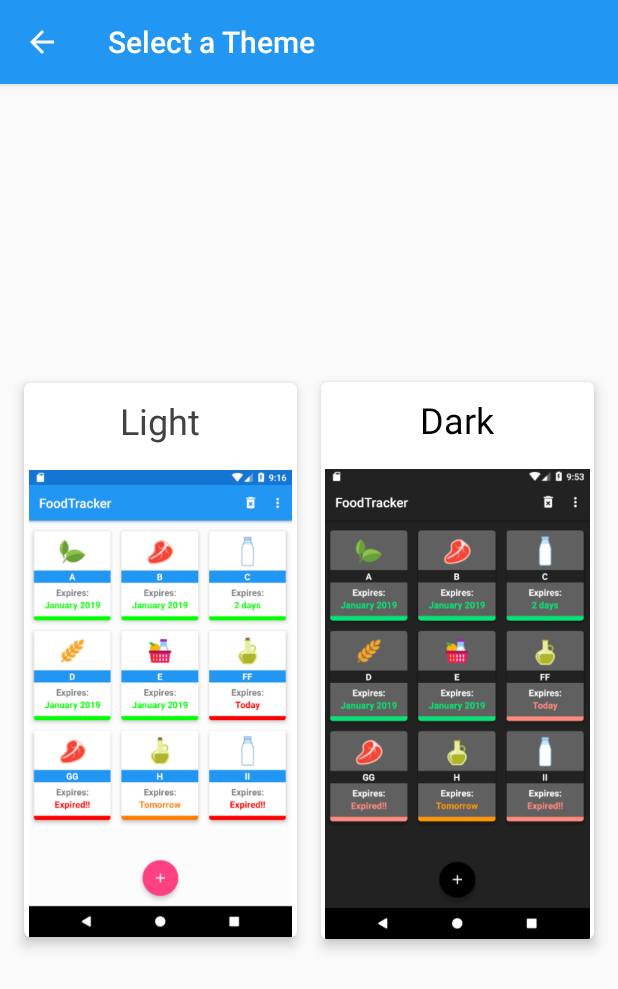
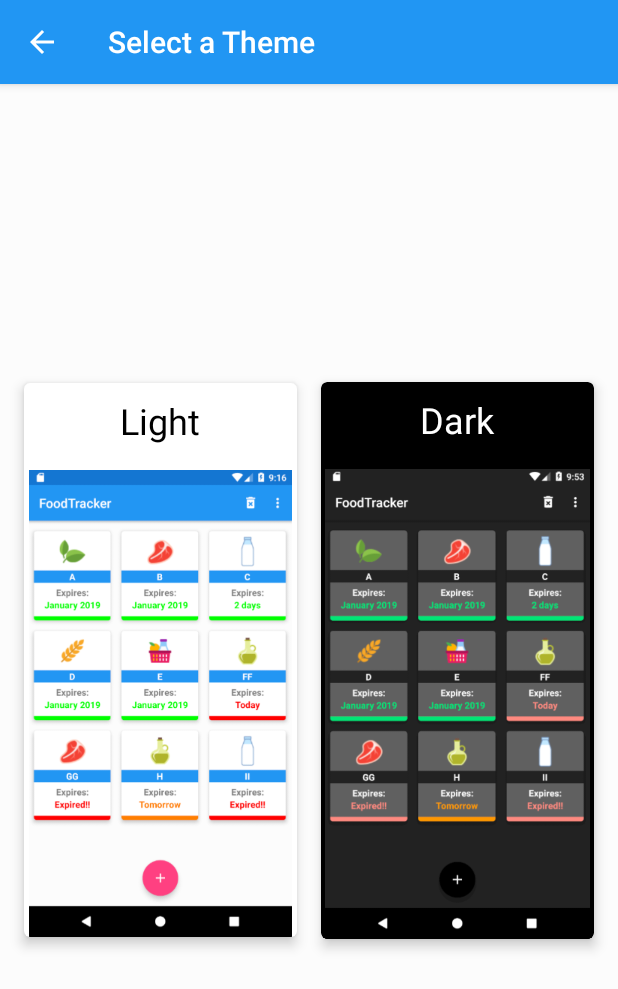
Before and after one commit to V1254/FoodTracker, an Android app: the ThemeSelect screen opened directly, with no data from a screen before it, on a phone screen of 412 x 824 dp. Shown: the top 989 px of the screen. Run offline under Robolectric (Android 15) with nearby library versions, the phone set to English and light mode, and no system bars.

Commit message:
feat: add darker background / activity background color switch

```diff
--- a/app/src/main/res/layout/activity_theme_select.xml
+++ b/app/src/main/res/layout/activity_theme_select.xml
@@ -4,7 +4,9 @@
     xmlns:tools="http://schemas.android.com/tools"
     android:layout_width="match_parent"
     android:layout_height="match_parent"
-    tools:context="test.mo.FoodTracker.View.ThemeSelect">
+    tools:context="test.mo.FoodTracker.View.ThemeSelect"
+    android:background="?attr/backgroundColor"
+    >
 
     <include layout="@layout/content_theme_select" />
 
--- a/app/src/main/res/layout/content_theme_select.xml
+++ b/app/src/main/res/layout/content_theme_select.xml
@@ -38,10 +38,9 @@
                 android:layout_marginBottom="8dp"
                 android:gravity="center"
                 android:text="@string/light"
-                android:textColor="@color/cardview_dark_background"
+                android:textColor="@color/black"
                 android:textSize="24sp"
                 android:typeface="sans" />
-
             <ImageView
                 android:id="@+id/light_theme_image"
                 android:layout_width="wrap_content"
@@ -62,7 +61,7 @@
         android:layout_marginBottom="8dp"
         android:clickable="true"
         android:foreground="?android:attr/selectableItemBackground"
-        app:cardBackgroundColor="?attr/cardBackgroundColor"
+        app:cardBackgroundColor="@color/black"
         app:cardCornerRadius="4dp"
         app:cardElevation="5dp"
         app:layout_constraintBottom_toBottomOf="parent"
@@ -83,7 +82,7 @@
                 android:layout_marginBottom="8dp"
                 android:gravity="center"
                 android:text="@string/dark"
-                android:textColor="@color/black"
+                android:textColor="@color/white"
                 android:textSize="24sp"
                 android:typeface="sans" />
 
```
